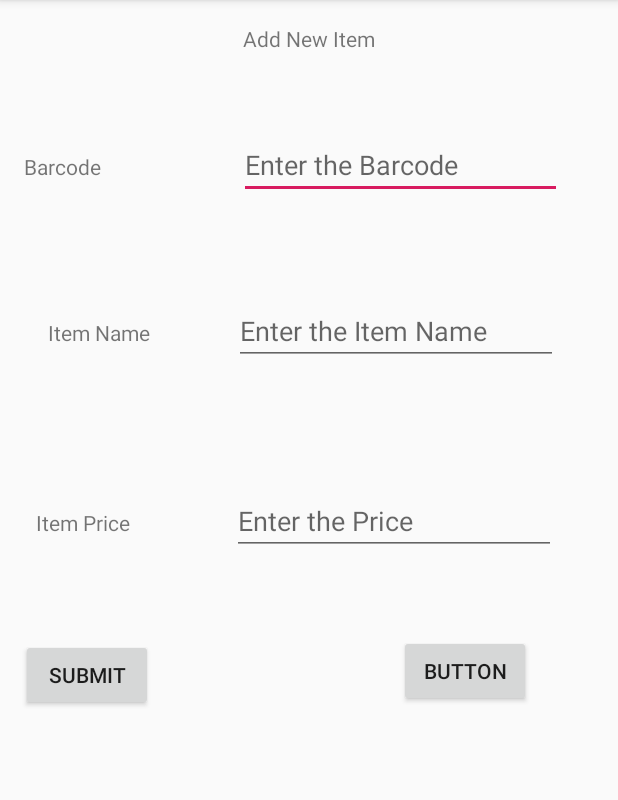
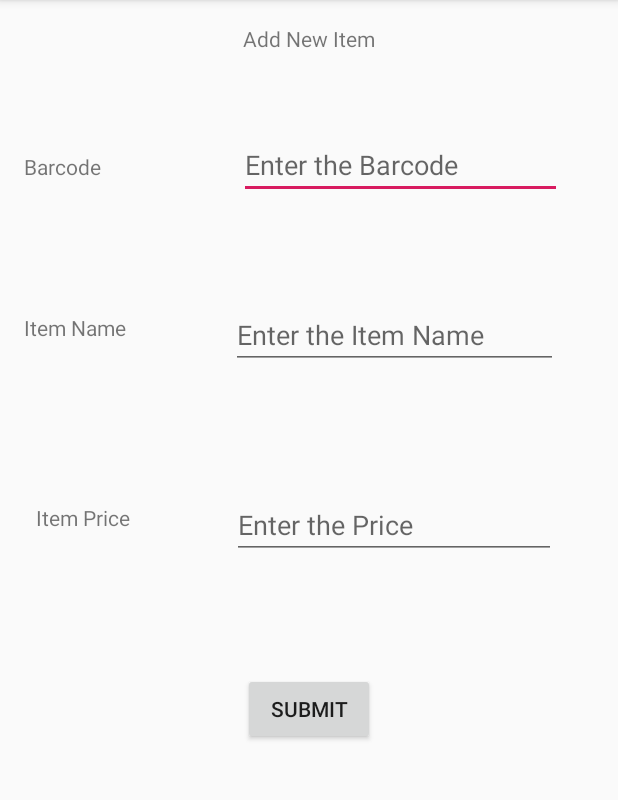
Before and after one commit to UP809977/StudentShoppingApplication, an Android app: the AddNewItem screen opened directly, with no data from a screen before it, on a phone screen of 412 x 824 dp, the part 84-884 px from its top. Run offline under Robolectric (Android 15) with nearby library versions, the phone set to English and light mode, and no system bars.

```diff
--- a/app/src/main/res/layout/activity_add_new_item.xml
+++ b/app/src/main/res/layout/activity_add_new_item.xml
@@ -34,13 +34,14 @@
         android:id="@+id/itemNameEntry"
         android:layout_width="0dp"
         android:layout_height="wrap_content"
-        android:layout_marginStart="56dp"
-        android:layout_marginTop="65dp"
+        android:layout_marginStart="70dp"
+        android:layout_marginTop="68dp"
         android:layout_marginEnd="40dp"
         android:ems="10"
         android:hint="@string/newItemName"
         android:inputType="textPersonName"
         app:layout_constraintEnd_toEndOf="parent"
+        app:layout_constraintHorizontal_bias="1.0"
         app:layout_constraintStart_toEndOf="@+id/textView6"
         app:layout_constraintTop_toBottomOf="@+id/barcodeEntry" />
 
@@ -72,8 +73,8 @@
         android:id="@+id/textView6"
         android:layout_width="wrap_content"
         android:layout_height="wrap_content"
-        android:layout_marginStart="32dp"
-        android:layout_marginTop="91dp"
+        android:layout_marginStart="16dp"
+        android:layout_marginTop="88dp"
         android:text="@string/text_ItemName"
         app:layout_constraintStart_toStartOf="parent"
         app:layout_constraintTop_toBottomOf="@+id/textView5" />
@@ -92,21 +93,11 @@
         android:id="@+id/submitNewEntry"
         android:layout_width="wrap_content"
         android:layout_height="wrap_content"
-        android:layout_marginTop="56dp"
+        android:layout_marginTop="76dp"
         android:text="@string/buttonSubmit"
         app:layout_constraintEnd_toEndOf="parent"
-        app:layout_constraintHorizontal_bias="0.043"
+        app:layout_constraintHorizontal_bias="0.501"
         app:layout_constraintStart_toStartOf="parent"
         app:layout_constraintTop_toBottomOf="@+id/priceEntry" />
 
-    <Button
-        android:id="@+id/database_test_button"
-        android:layout_width="wrap_content"
-        android:layout_height="0dp"
-        android:layout_marginStart="164dp"
-        android:layout_marginTop="180dp"
-        android:text="Button"
-        app:layout_constraintStart_toEndOf="@+id/submitNewEntry"
-        app:layout_constraintTop_toBottomOf="@+id/itemNameEntry" />
-
 </android.support.constraint.ConstraintLayout>
```
Also changed, not shown: app/src/main/java/com/example/studentshoppingapplication/AddNewItem.java (+0 -37 lines).
